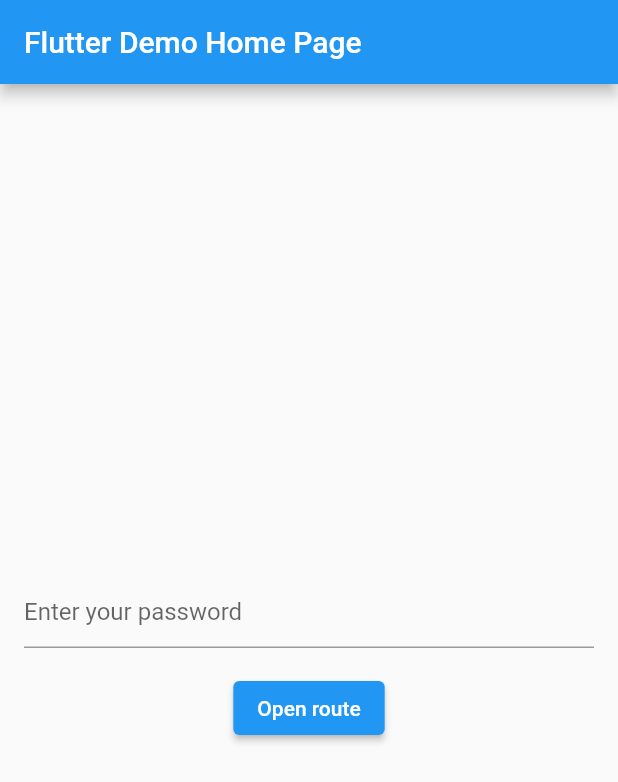
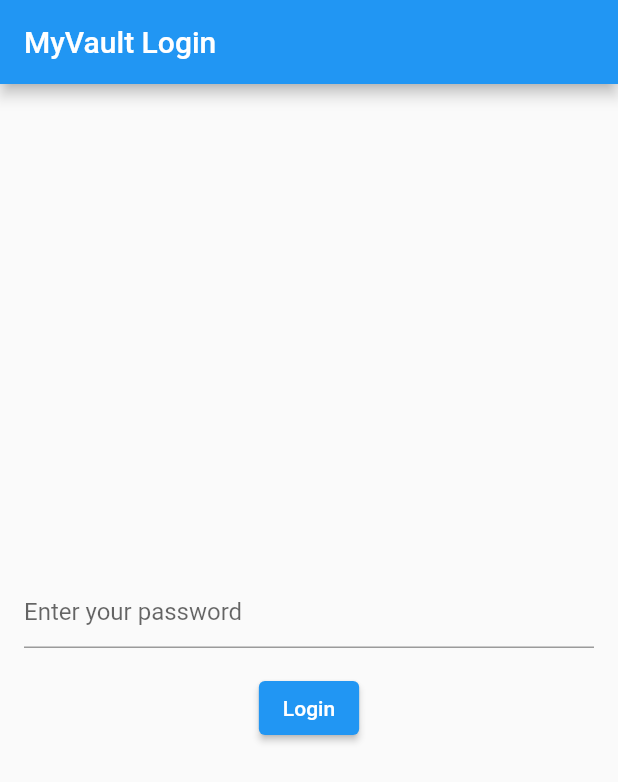
Before and after one commit to DanField12/dans_password_vault, a Flutter app: the screen it shows after launch, on a phone screen of 412 x 824 dp. Shown: the top 782 px of the screen. Run offline on Flutter 3.47's test engine with Material 2 defaults, Android fonts, the phone set to English and light mode, and no system bars; missing offline and left inert: aes_crypt.

```diff
--- a/lib/pages/home.dart
+++ b/lib/pages/home.dart
@@ -15,7 +15,7 @@ class HomePage extends StatelessWidget {
         primarySwatch: Colors.blue,
         visualDensity: VisualDensity.adaptivePlatformDensity,
       ),
-      home: MyHomePage(title: 'Flutter Demo Home Page'),
+      home: MyHomePage(title: 'MyVault Login'),
     );
   }
 }
@@ -53,6 +53,9 @@ class _MyHomePageState extends State<MyHomePage> {
                 key: _formKey,
                 child: Column(children: [
                   TextFormField(
+                      enableSuggestions: false,
+                      autocorrect: false,
+                      obscureText: true,
                       decoration: const InputDecoration(
                         hintText: 'Enter your password',
                       ),
@@ -71,7 +74,7 @@ class _MyHomePageState extends State<MyHomePage> {
                     ),
                   ),
                   ElevatedButton(
-                      child: Text('Open route'),
+                      child: Text('Login'),
                       onPressed: () async {
                         final form = _formKey.currentState;
                         if (form.validate()) {
```
Also changed, not shown: lib/loading.dart (+2 -5 lines).
